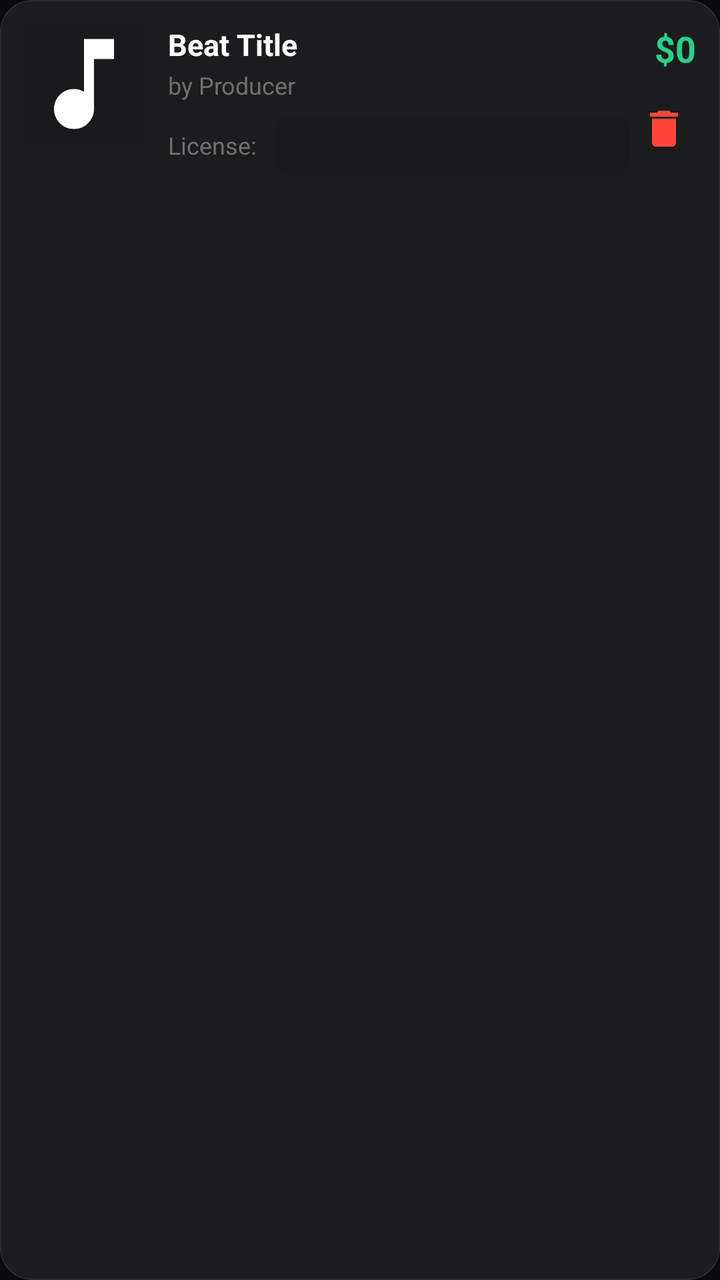
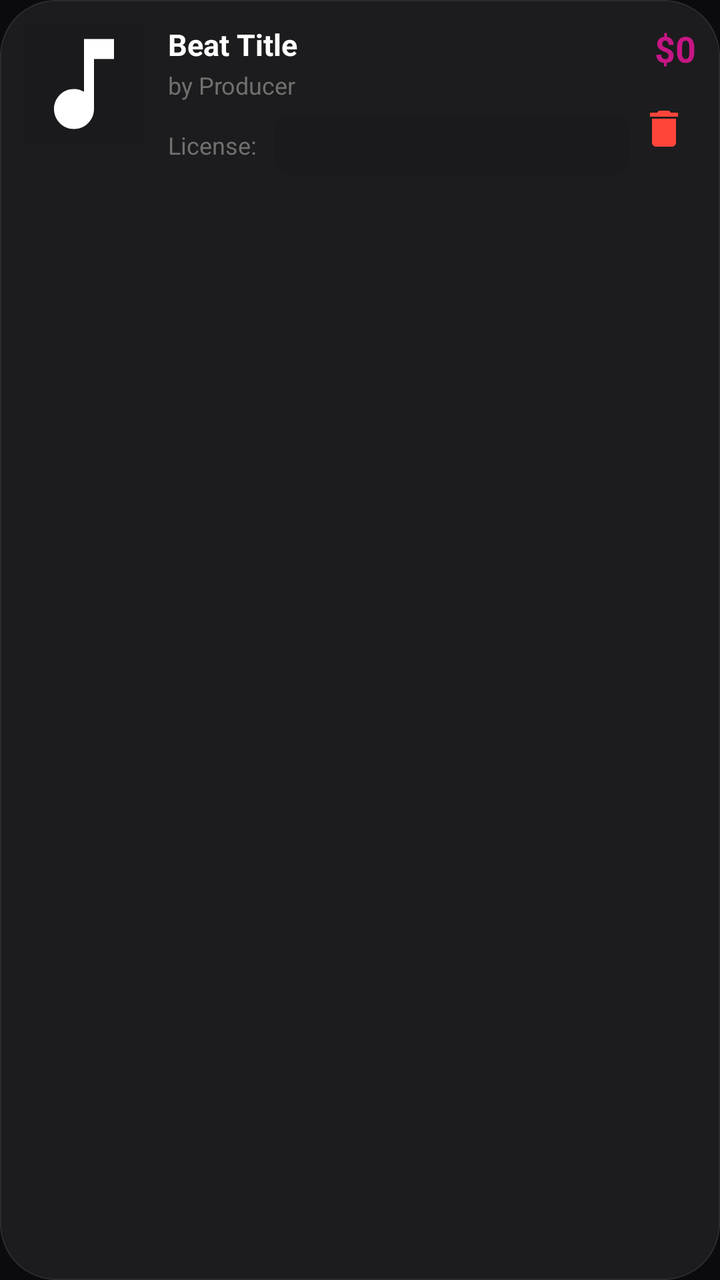

An Android layout rendered at two revisions. The XML below is the earlier revision; the diff shows what the commit changed to produce the second picture.
<!-- AndroidManifest.xml: application theme Theme.BeatHouse.Splash -->
<!-- res/layout/item_cart.xml -->
<?xml version="1.0" encoding="utf-8"?>
<com.google.android.material.card.MaterialCardView
    xmlns:android="http://schemas.android.com/apk/res/android"
    xmlns:app="http://schemas.android.com/apk/res-auto"
    android:layout_width="match_parent"
    android:layout_height="wrap_content"
    android:layout_marginBottom="8dp"
    app:cardCornerRadius="16dp"
    app:cardElevation="0dp"
    app:cardBackgroundColor="@color/surface_container"
    app:strokeColor="@color/outline_variant"
    app:strokeWidth="0.5dp">

    <LinearLayout
        android:layout_width="match_parent"
        android:layout_height="wrap_content"
        android:orientation="horizontal"
        android:padding="12dp">

        
        <ImageView
            android:id="@+id/iv_cover"
            android:layout_width="60dp"
            android:layout_height="60dp"
            android:scaleType="centerCrop"
            android:src="@drawable/ic_music_note"
            android:layout_marginEnd="12dp"
            android:background="@color/surface_variant"
            app:cornerRadius="12dp"
            android:contentDescription="Cover image" />

        
        <LinearLayout
            android:layout_width="0dp"
            android:layout_height="wrap_content"
            android:layout_weight="1"
            android:orientation="vertical">

            
            <TextView
                android:id="@+id/tv_title"
                android:layout_width="match_parent"
                android:layout_height="wrap_content"
                android:text="Beat Title"
                android:textSize="15sp"
                android:textStyle="bold"
                android:textColor="@color/on_surface"
                android:maxLines="1"
                android:ellipsize="end" />

            
            <TextView
                android:id="@+id/tv_producer"
                android:layout_width="match_parent"
                android:layout_height="wrap_content"
                android:text="by Producer"
                android:textSize="12sp"
                android:textColor="@color/on_surface_secondary"
                android:layout_marginTop="2dp"
                android:maxLines="1"
                android:ellipsize="end" />

            
            <TextView
                android:id="@+id/tv_license_static"
                android:layout_width="match_parent"
                android:layout_height="wrap_content"
                android:text="MP3 + WAV"
                android:textSize="12sp"
                android:textColor="@color/primary"
                android:layout_marginTop="4dp"
                android:visibility="gone" />

            
            <LinearLayout
                android:id="@+id/ll_license_spinner"
                android:layout_width="match_parent"
                android:layout_height="wrap_content"
                android:orientation="horizontal"
                android:gravity="center_vertical"
                android:layout_marginTop="6dp"
                android:visibility="visible">

                <TextView
                    android:layout_width="wrap_content"
                    android:layout_height="wrap_content"
                    android:text="License:"
                    android:textSize="12sp"
                    android:textColor="@color/on_surface_secondary"
                    android:layout_marginEnd="8dp" />

                <Spinner
                    android:id="@+id/spinner_license"
                    android:layout_width="0dp"
                    android:layout_height="32dp"
                    android:layout_weight="1"
                    android:textSize="12sp"
                    android:spinnerMode="dropdown"
                    android:background="@drawable/spinner_background"
                    android:paddingStart="8dp"
                    android:paddingEnd="8dp" />

            </LinearLayout>

        </LinearLayout>

        
        <LinearLayout
            android:layout_width="wrap_content"
            android:layout_height="match_parent"
            android:orientation="vertical"
            android:gravity="end">

            <TextView
                android:id="@+id/tv_price"
                android:layout_width="wrap_content"
                android:layout_height="wrap_content"
                android:text="$0"
                android:textSize="18sp"
                android:textStyle="bold"
                android:textColor="@color/primary"
                android:layout_marginBottom="12dp" />

            <ImageButton
                android:id="@+id/btn_remove"
                android:layout_width="32dp"
                android:layout_height="32dp"
                android:src="@drawable/ic_delete"
                android:background="?attr/selectableItemBackgroundBorderless"
                android:contentDescription="Remove"
                app:tint="@color/error_red" />

        </LinearLayout>

    </LinearLayout>

</com.google.android.material.card.MaterialCardView>
<!-- resources referenced by this layout -->
<resources>
  <color name="error_red">#FF453A</color>
  <color name="on_surface">#FFFFFF</color>
  <color name="on_surface_secondary">#707070</color>
  <color name="outline_variant">#2C2C2E</color>
  <color name="primary">#2DCE89</color>
  <color name="surface_container">#1C1C1E</color>
  <color name="surface_variant">#1A1A1C</color>
  <!-- drawable spinner_background (drawable) -->
  <?xml version="1.0" encoding="utf-8"?>
  <shape xmlns:android="http://schemas.android.com/apk/res/android">
      <solid android:color="@color/surface_variant" />
      <corners android:radius="8dp" />
      <stroke android:width="1dp" android:color="@color/outline" />
      <padding android:left="8dp" android:top="4dp" android:right="8dp" android:bottom="4dp" />
  </shape>
  <style name="Theme.BeatHouse.Splash" parent="Theme.BeatHouse">
          <item name="android:windowBackground">@color/background</item>
      </style>
  <color name="outline">#1C1C1E</color>
  <color name="background">#0B0B0D</color>
  <color name="primary_container">#004D40</color>
  <color name="on_primary">#FFFFFF</color>
  <color name="secondary">#8E8E93</color>
  <color name="secondary_container">#1C1C1E</color>
  <color name="on_secondary">#FFFFFF</color>
  <color name="error">#FF453A</color>
  <color name="error_container">#330000</color>
  <color name="surface">#121214</color>
  <color name="on_surface_variant">#B0B0B0</color>
  <style name="Widget.BeatHouse.Button" parent="Widget.Material3.Button">
          <item name="android:textSize">16sp</item>
          <item name="android:textStyle">bold</item>
          <item name="cornerRadius">12dp</item>
          <item name="iconGravity">textStart</item>
          <item name="iconPadding">8dp</item>
          <item name="android:insetTop">4dp</item>
          <item name="android:insetBottom">4dp</item>
          <item name="backgroundTint">@color/primary</item>
          <item name="android:textColor">@color/on_primary</item>
      </style>
  <style name="Widget.BeatHouse.Card" parent="Widget.Material3.CardView.Elevated">
          <item name="cardCornerRadius">16dp</item>
          <item name="cardElevation">0dp</item>
          <item name="strokeColor">@color/outline</item>
          <item name="strokeWidth">1dp</item>
          <item name="cardBackgroundColor">@color/surface_container</item>
      </style>
  <style name="Widget.BeatHouse.BottomNavigation" parent="Widget.Material3.BottomNavigationView">
          <item name="itemIconTint">@color/bottom_nav_icon_tint</item>
          <item name="itemTextColor">@color/bottom_nav_text_tint</item>
          <item name="itemBackground">@color/surface</item>
          <item name="android:background">@color/surface</item>
          <item name="elevation">0dp</item>
          <item name="itemPaddingTop">12dp</item>
          <item name="itemPaddingBottom">12dp</item>
      </style>
  <style name="Widget.BeatHouse.AppBarLayout" parent="Widget.Material3.AppBarLayout">
          <item name="android:background">@color/surface</item>
          <item name="backgroundTint">@color/surface</item>
      </style>
  <style name="Widget.BeatHouse.Chip" parent="Widget.Material3.Chip.Filter">
          <item name="chipCornerRadius">12dp</item>
          <item name="chipStrokeColor">@color/outline</item>
          <item name="chipStrokeWidth">1dp</item>
          <item name="android:textColor">@color/on_surface_variant</item>
          <item name="chipBackgroundColor">@color/surface_container</item>
          <item name="checkedIconTint">@color/primary</item>
          <item name="android:textSize">14sp</item>
      </style>
  <!-- unchanged entries left out for length: 4 -->
</resources>

<!-- the commit's change to res/layout/item_cart.xml (unified diff, before → after) -->
@@ -5,7 +5,7 @@
     android:layout_width="match_parent"
     android:layout_height="wrap_content"
     android:layout_marginBottom="8dp"
-    app:cardCornerRadius="16dp"
+    app:cardCornerRadius="28dp"
     app:cardElevation="0dp"
     app:cardBackgroundColor="@color/surface_container"
     app:strokeColor="@color/outline_variant"
@@ -26,7 +26,7 @@
             android:src="@drawable/ic_music_note"
             android:layout_marginEnd="12dp"
             android:background="@color/surface_variant"
-            app:cornerRadius="12dp"
+            app:cornerRadius="24dp"
             android:contentDescription="Cover image" />
 
         
<!-- resource entries referenced after the edit -->
@@ -4,7 +4,7 @@
   <color name="on_surface">#FFFFFF</color>
   <color name="on_surface_secondary">#707070</color>
   <color name="outline_variant">#2C2C2E</color>
-  <color name="primary">#2DCE89</color>
+  <color name="primary">#C71585</color>
   <color name="surface_container">#1C1C1E</color>
   <color name="surface_variant">#1A1A1C</color>
   <!-- drawable spinner_background (drawable) -->
@@ -20,7 +20,7 @@
       </style>
   <color name="outline">#1C1C1E</color>
   <color name="background">#0B0B0D</color>
-  <color name="primary_container">#004D40</color>
+  <color name="primary_container">#4D0033</color>
   <color name="on_primary">#FFFFFF</color>
   <color name="secondary">#8E8E93</color>
   <color name="secondary_container">#1C1C1E</color>
@@ -32,7 +32,7 @@
   <style name="Widget.BeatHouse.Button" parent="Widget.Material3.Button">
           <item name="android:textSize">16sp</item>
           <item name="android:textStyle">bold</item>
-          <item name="cornerRadius">12dp</item>
+          <item name="cornerRadius">24dp</item>
           <item name="iconGravity">textStart</item>
           <item name="iconPadding">8dp</item>
           <item name="android:insetTop">4dp</item>
@@ -41,7 +41,7 @@
           <item name="android:textColor">@color/on_primary</item>
       </style>
   <style name="Widget.BeatHouse.Card" parent="Widget.Material3.CardView.Elevated">
-          <item name="cardCornerRadius">16dp</item>
+          <item name="cardCornerRadius">28dp</item>
           <item name="cardElevation">0dp</item>
           <item name="strokeColor">@color/outline</item>
           <item name="strokeWidth">1dp</item>
@@ -50,18 +50,19 @@
   <style name="Widget.BeatHouse.BottomNavigation" parent="Widget.Material3.BottomNavigationView">
           <item name="itemIconTint">@color/bottom_nav_icon_tint</item>
           <item name="itemTextColor">@color/bottom_nav_text_tint</item>
-          <item name="itemBackground">@color/surface</item>
-          <item name="android:background">@color/surface</item>
+          <item name="itemBackground">@android:color/transparent</item>
+          <item name="android:background">@android:color/transparent</item>
           <item name="elevation">0dp</item>
           <item name="itemPaddingTop">12dp</item>
           <item name="itemPaddingBottom">12dp</item>
+          <item name="labelVisibilityMode">unlabeled</item>
       </style>
   <style name="Widget.BeatHouse.AppBarLayout" parent="Widget.Material3.AppBarLayout">
           <item name="android:background">@color/surface</item>
           <item name="backgroundTint">@color/surface</item>
       </style>
   <style name="Widget.BeatHouse.Chip" parent="Widget.Material3.Chip.Filter">
-          <item name="chipCornerRadius">12dp</item>
+          <item name="chipCornerRadius">20dp</item>
           <item name="chipStrokeColor">@color/outline</item>
           <item name="chipStrokeWidth">1dp</item>
           <item name="android:textColor">@color/on_surface_variant</item>
